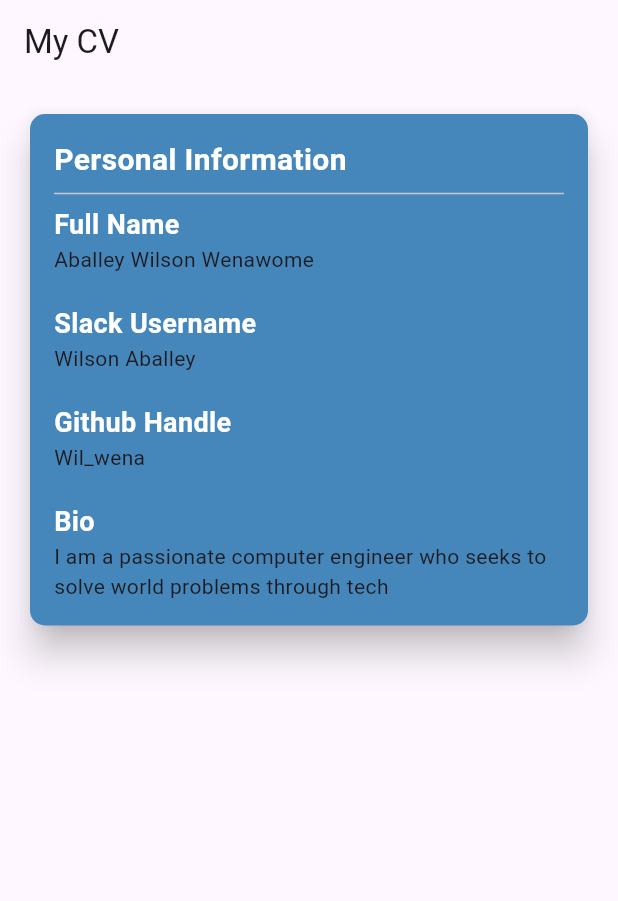
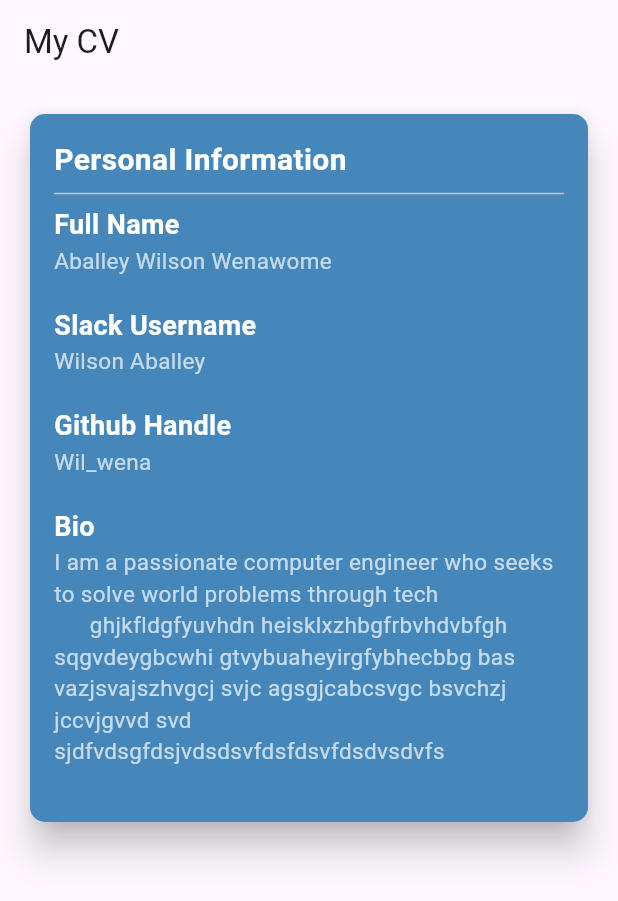
Before and after one commit to Wil-Wena/mobile_cv_application, a Flutter app: the screen it shows after launch, on a phone screen of 412 x 824 dp. Shown: the top 901 px of the screen. Run offline on Flutter 3.47's test engine with Material 2 defaults, Android fonts, the phone set to English and light mode, and no system bars.

Commit message:
CV Card done

```diff
--- a/lib/cv_screen.dart
+++ b/lib/cv_screen.dart
@@ -12,7 +12,9 @@ class _CVScreenState extends State<CVScreen> {
   String slackUsername = "Wilson Aballey";
   String gitHandle = "Wil_wena";
   String bio =
-      "I am a passionate computer engineer who seeks to solve world problems through tech";
+      """I am a passionate computer engineer who seeks to solve world problems through tech
+      ghjkfldgfyuvhdn heisklxzhbgfrbvhdvbfgh sqgvdeygbcwhi gtvybuaheyirgfybhecbbg bas  vazjsvajszhvgcj svjc agsgjcabcsvgc bsvchzj  jccvjgvvd svd sjdfvdsgfdsjvdsdsvfdsfdsvfdsdvsdvfs
+      """;
 
   @override
   Widget build(BuildContext context) {
@@ -42,16 +44,25 @@ class _CVScreenState extends State<CVScreen> {
                 ),
                 const Divider(),
                 const RequireText(text: "Full Name"),
-                Text(fullName),
+                Text(
+                  fullName,
+                  style: const TextStyle(color: Colors.white70, fontSize: 15),
+                ),
                 const SizedBox(height: 20),
                 const RequireText(text: "Slack Username"),
-                Text(slackUsername),
+                Text(slackUsername,
+                    style:
+                        const TextStyle(color: Colors.white70, fontSize: 15)),
                 const SizedBox(height: 20),
                 const RequireText(text: "Github Handle"),
-                Text(gitHandle),
+                Text(gitHandle,
+                    style:
+                        const TextStyle(color: Colors.white70, fontSize: 15)),
                 const SizedBox(height: 20),
                 const RequireText(text: "Bio"),
-                Text(bio),
+                Text(bio,
+                    style:
+                        const TextStyle(color: Colors.white70, fontSize: 15)),
               ],
             ),
           ),
```
